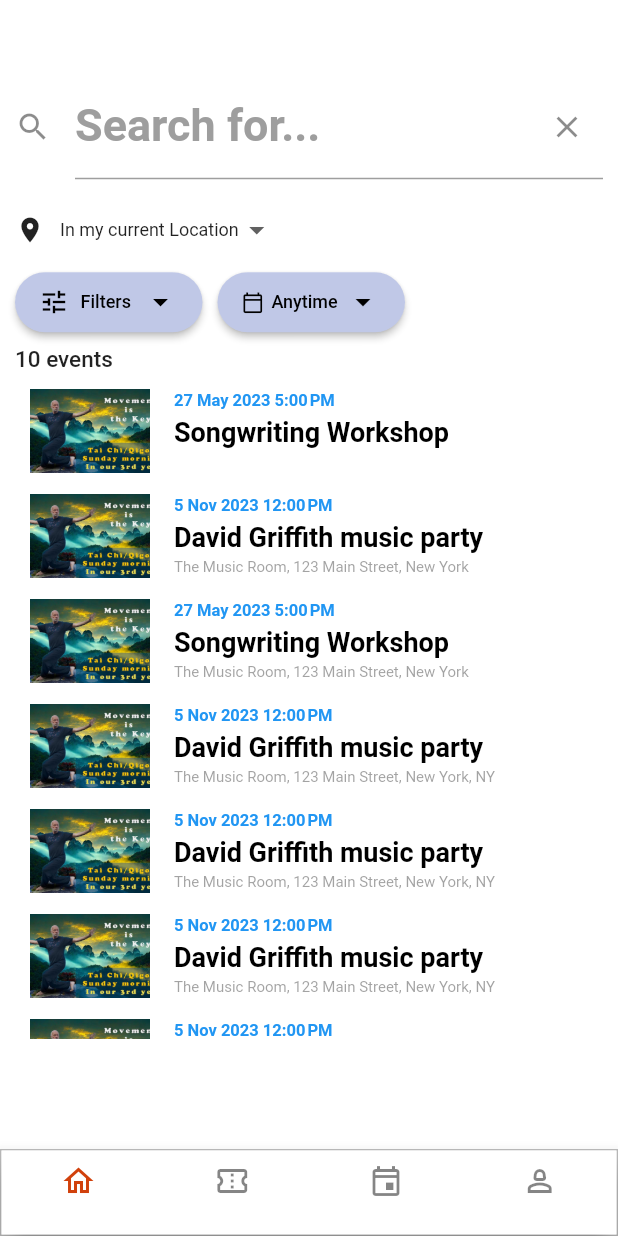
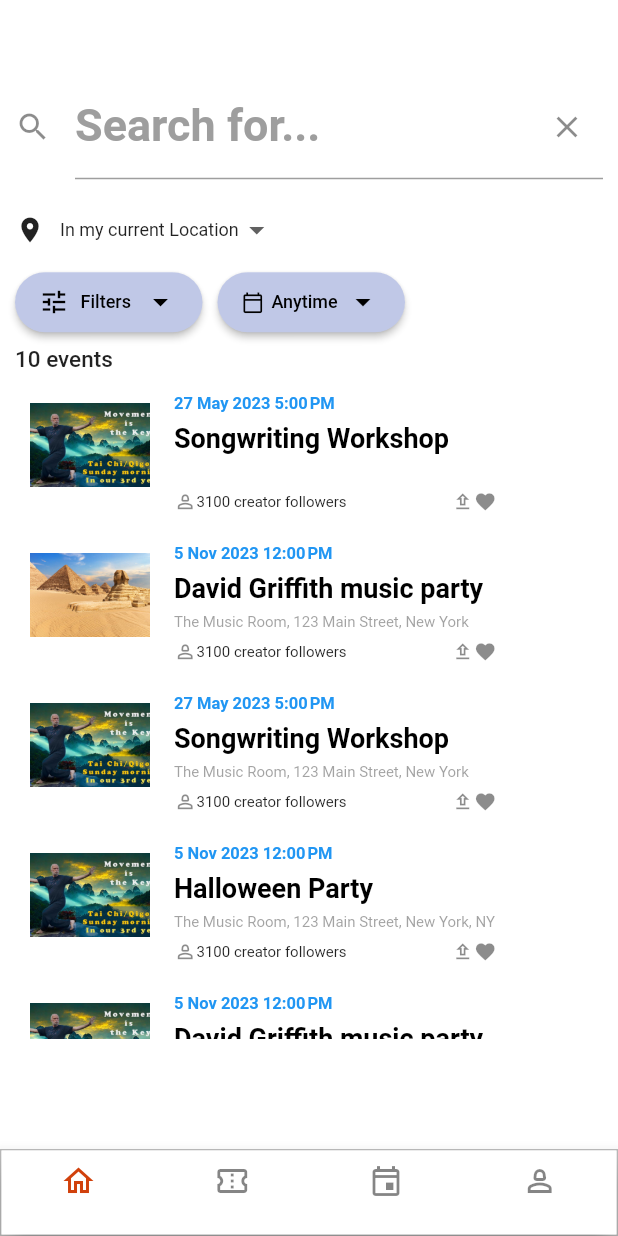
Before and after one commit to Yosef-Adel/SW-MOBILE-project, a Flutter app: the screen it shows after launch, on a phone screen of 412 x 824 dp. Run offline on Flutter 3.47's test engine with Material 2 defaults, Android fonts, the phone set to English and light mode, and no system bars; our stand-ins replace flutter_signin_button, google_sign_in; missing offline and left inert: flutter_facebook_auth, material_color_generator; Roboto replaces fonts that are missing (Bebas).

Commit message:
added Filtering Events

```diff
--- a/lib/dummy_data.dart
+++ b/lib/dummy_data.dart
@@ -36,7 +36,7 @@ final DUMMY_EVENTS = [
     categories: ['c1', 'c2'],
     description:
         'david griffith throws a fun music party. Now, I deeply fall in love with music, the natural and unrestrained music',
-    imageUrl: 'assets/images/DemoEvent.jpg',
+    imageUrl: 'assets/images/Pyramids.jpg',
     isOnline: false,
     location: 'The Music Room, 123 Main Street, New York',
     date: DateTime.parse('2023-11-05 12:00'),
@@ -58,8 +58,8 @@ final DUMMY_EVENTS = [
   ),
   Event(
     id: 'e4',
-    title: 'David Griffith music party',
-    categories: ['c1', 'c2'],
+    title: 'Halloween Party',
+    categories: ['c3'],
     description:
         'david griffith throws a fun music party. Now, I deeply fall in love with music, the natural and unrestrained music',
     imageUrl: 'assets/images/DemoEvent.jpg',
--- a/lib/main.dart
+++ b/lib/main.dart
@@ -25,6 +25,11 @@ class MyApp extends StatelessWidget {
         LoginScreen.routeName: (ctx) => LoginScreen(),
         TabsScreen.routeName: (ctx) => TabsScreen(),
       },
+      onUnknownRoute: (settings) {
+        return MaterialPageRoute(
+          builder: (ctx) => TabsScreen(),
+        );
+      },
     );
   }
 }
--- a/lib/screens/landing_screen.dart
+++ b/lib/screens/landing_screen.dart
@@ -1,146 +1,10 @@
 import 'package:envie_cross_platform/widgets/event_list.dart';
 import 'package:flutter/material.dart';
 import '../models/event.dart';
+import '../dummy_data.dart';
+import 'filterEvents_screen.dart';
 
 class LandingScreen extends StatefulWidget {
-  final _AllEvents = [
-    Event(
-      id: 'e1',
-      title: 'Songwriting Workshop',
-      categories: ['c1'],
-      description: 'Learn how to write a song in this 2 hour workshop',
-      imageUrl: "assets/images/DemoEvent.jpg",
-      isOnline: true,
-      date: DateTime.parse('2023-05-27 17:00'),
-      isFree: true,
-      duration: 2.0,
-    ),
-    Event(
-      id: 'e2',
-      title: 'David Griffith music party',
-      categories: ['c1', 'c2'],
-      description:
-          'david griffith throws a fun music party. Now, I deeply fall in love with music, the natural and unrestrained music',
-      imageUrl: 'assets/images/DemoEvent.jpg',
-      isOnline: false,
-      location: 'The Music Room, 123 Main Street, New York',
-      date: DateTime.parse('2023-11-05 12:00'),
-      isFree: false,
-      price: 10.0,
-      duration: 3.0,
-    ),
-    Event(
-      id: 'e3',
-      title: 'Songwriting Workshop',
-      categories: ['c1'],
-      description: 'Learn how to write a song in this 2 hour workshop',
-      imageUrl: "assets/images/DemoEvent.jpg",
-      isOnline: false,
-      location: 'The Music Room, 123 Main Street, New York',
-      date: DateTime.parse('2023-05-27 17:00'),
-      isFree: true,
-      duration: 2.0,
-    ),
-    Event(
-      id: 'e4',
-      title: 'David Griffith music party',
-      categories: ['c1', 'c2'],
-      description:
-          'david griffith throws a fun music party. Now, I deeply fall in love with music, the natural and unrestrained music',
-      imageUrl: 'assets/images/DemoEvent.jpg',
-      isOnline: false,
-      location: 'The Music Room, 123 Main Street, New York, NY',
-      date: DateTime.parse('2023-11-05 12:00'),
-      isFree: false,
-      price: 10.0,
-      duration: 3.0,
-    ),
-    Event(
-      id: 'e4',
-      title: 'David Griffith music party',
-      categories: ['c1', 'c2'],
-      description:
-          'david griffith throws a fun music party. Now, I deeply fall in love with music, the natural and unrestrained music',
-      imageUrl: 'assets/images/DemoEvent.jpg',
-      isOnline: false,
-      location: 'The Music Room, 123 Main Street, New York, NY',
-      date: DateTime.parse('2023-11-05 12:00'),
-      isFree: false,
-      price: 10.0,
-      duration: 3.0,
-    ),
-    Event(
-      id: 'e4',
-      title: 'David Griffith music party',
-      categories: ['c1', 'c2'],
-      description:
-          'david griffith throws a fun music party. Now, I deeply fall in love with music, the natural and unrestrained music',
-      imageUrl: 'assets/images/DemoEvent.jpg',
-      isOnline: false,
-      location: 'The Music Room, 123 Main Street, New York, NY',
-      date: DateTime.parse('2023-11-05 12:00'),
-      isFree: false,
-      price: 10.0,
-      duration: 3.0,
-    ),
-    Event(
-      id: 'e4',
-      title: 'David Griffith music party',
-      categories: ['c1', 'c2'],
-      description:
-          'david griffith throws a fun music party. Now, I deeply fall in love with music, the natural and unrestrained music',
-      imageUrl: 'assets/images/DemoEvent.jpg',
-      isOnline: false,
-      location: 'The Music Room, 123 Main Street, New York, NY',
-      date: DateTime.parse('2023-11-05 12:00'),
-      isFree: false,
-      price: 10.0,
-      duration: 3.0,
-    ),
-    Event(
-      id: 'e4',
-      title: 'David Griffith music party',
-      categories: ['c1', 'c2'],
-      description:
-          'david griffith throws a fun music party. Now, I deeply fall in love with music, the natural and unrestrained music',
-      imageUrl: 'assets/images/DemoEvent.jpg',
-      isOnline: false,
-      location: 'The Music Room, 123 Main Street, New York, NY',
-      date: DateTime.parse('2023-11-05 12:00'),
-      isFree: false,
-      price: 10.0,
-      duration: 3.0,
-    ),
-    Event(
-      id: 'e4',
-      title: 'David Griffith music party',
-      categories: ['c1', 'c2'],
-      description:
-          'david griffith throws a fun music party. Now, I deeply fall in love with music, the natural and unrestrained music',
-      imageUrl: 'assets/images/DemoEvent.jpg',
-      isOnline: false,
-      location: 'The Music Room, 123 Main Street, New York, NY',
-      date: DateTime.parse('2023-11-05 12:00'),
-      isFree: false,
-      price: 10.0,
-      duration: 3.0,
-    ),
-    Event(
-      id: 'e4',
-      title: 'David Griffith music party',
-      categories: ['c1', 'c2'],
-      description:
-          'david griffith throws a fun music party. Now, I deeply fall in love with music, the natural and unrestrained music',
-      imageUrl: 'assets/images/DemoEvent.jpg',
-      isOnline: false,
-      location: 'The Music Room, 123 Main Street, New York, NY',
-      date: DateTime.parse('2023-11-05 12:00'),
-      isFree: false,
-      price: 10.0,
-      duration: 3.0,
-    ),
-  ];
-
   @override
   State<LandingScreen> createState() => _LandingScreenState();
 }
@@ -148,6 +12,29 @@ class LandingScreen extends StatefulWidget {
 class _LandingScreenState extends State<LandingScreen> {
   final TextEditingController _searchController = TextEditingController();
   String dropdownValue = 'In my current Location';
+  Map<String, bool> _filters = {
+    'Music': false,
+    'FoodAndDrink': false,
+    'CharityAndCauses': false,
+  };
+  final List<Event> _AllEvents = DUMMY_EVENTS;
+  List<Event> _filteredEvents = [];
+
+  void _setFilters(Map<String, bool> filterData) {
+    setState(() {
+      _filters = filterData;
+
+      _filteredEvents = _AllEvents.where((event) {
+        if (_filters['Music']! && !event.categories.contains('c1'))
+          return false;
+        if (_filters['FoodAndDrink']! && !event.categories.contains('c2'))
+          return false;
+        if (_filters['CharityAndCauses']! && !event.categories.contains('c3'))
+          return false;
+        return true;
+      }).toList();
+    });
+  }
 
   @override
   Widget build(BuildContext context) {
@@ -212,7 +99,13 @@ class _LandingScreenState extends State<LandingScreen> {
             child: Row(
               children: [
                 ElevatedButton(
-                    onPressed: () {},
+                    onPressed: () {
+                      Navigator.push(
+                          context,
+                          MaterialPageRoute(
+                              builder: (context) =>
+                                  FilterEventsScreen(_filters, _setFilters)));
+                    },
                     child: Row(
                       mainAxisAlignment: MainAxisAlignment.spaceBetween,
                       children: [
@@ -252,7 +145,7 @@ class _LandingScreenState extends State<LandingScreen> {
           Container(
             alignment: Alignment.centerLeft,
             padding: EdgeInsets.only(left: 10.0),
-            child: Text(widget._AllEvents.length.toString() + ' events',
+            child: Text(_AllEvents.length.toString() + ' events',
                 style: TextStyle(
                   fontSize: 15,
                   fontWeight: FontWeight.w500,
@@ -261,7 +154,7 @@ class _LandingScreenState extends State<LandingScreen> {
           Container(
             height: MediaQuery.of(context).size.height * 0.6,
             padding: EdgeInsets.only(bottom: 50),
-            child: EventsList(widget._AllEvents),
+            child: EventsList(_AllEvents),
           ),
         ],
       ),
--- a/lib/screens/signup_screen.dart
+++ b/lib/screens/signup_screen.dart
@@ -54,7 +54,7 @@ class _SignupScreenState extends State<SignupScreen> {
                 //'Create an account' Container
                 Container(
                   alignment: Alignment.topLeft,
-                  padding: EdgeInsetsDirectional.only(top: 10, bottom: 50),
+                  padding: EdgeInsetsDirectional.only(top: 10, bottom: 30),
                   child: Text(
                     'Create an account',
                     style: TextStyle(
--- a/lib/screens/tabs_screen.dart
+++ b/lib/screens/tabs_screen.dart
@@ -20,14 +20,14 @@ class _TabsScreenState extends State<TabsScreen> {
         'page': LandingScreen(),
         'title': 'Landing Page',
       },
-      // {
-      //   'page': UserTicketsScreen(),
-      //   'title': 'Tickets Page',
-      // },
-      // {
-      //   'page': CreatorEventsScreen(),
-      //   'title': 'Events Page',
-      // },
+      {
+        'page': "",
+        'title': 'Tickets Page',
+      },
+      {
+        'page': "",
+        'title': 'Events Page',
+      },
       {
         'page': SignupScreen(),
         'title': 'Profile Page',
--- a/lib/widgets/event_list.dart
+++ b/lib/widgets/event_list.dart
@@ -12,7 +12,7 @@ class EventsList extends StatelessWidget {
     return ListView.builder(
       itemBuilder: (ctx, index) {
         return Container(
-          height: 70,
+          height: 100,
           child: Card(
             elevation: 0,
             child: ListTile(
@@ -56,6 +56,20 @@ class EventsList extends StatelessWidget {
                           fontSize: 10,
                         )),
                   ),
+                  Row(
+                    children: [
+                      Icon(Icons.person_2_outlined, size: 15),
+                      Text('3100 creator followers',
+                          style: TextStyle(fontSize: 10)),
+                      SizedBox(width: 70),
+                      Row(
+                        children: [
+                          Icon(Icons.upload_outlined, size: 15),
+                          Icon(Icons.favorite_outlined, size: 15),
+                        ],
+                      ),
+                    ],
+                  )
                 ],
               ),
             ),
--- a/pubspec.yaml
+++ b/pubspec.yaml
@@ -72,6 +72,7 @@ flutter:
     - assets/images/DemoEvent.jpg
     - assets/images/Lock.png
     - assets/images/UserIcon.jpg
+    - assets/images/Pyramids.jpg
   # The following line ensures that the Material Icons font is
   # included with your application, so that you can use the icons in
   # the material Icons class.
```
Also changed, not shown: lib/screens/filterEvents_screen.dart (added, +119 -0 lines), assets/images/Pyramids.jpg (added).
